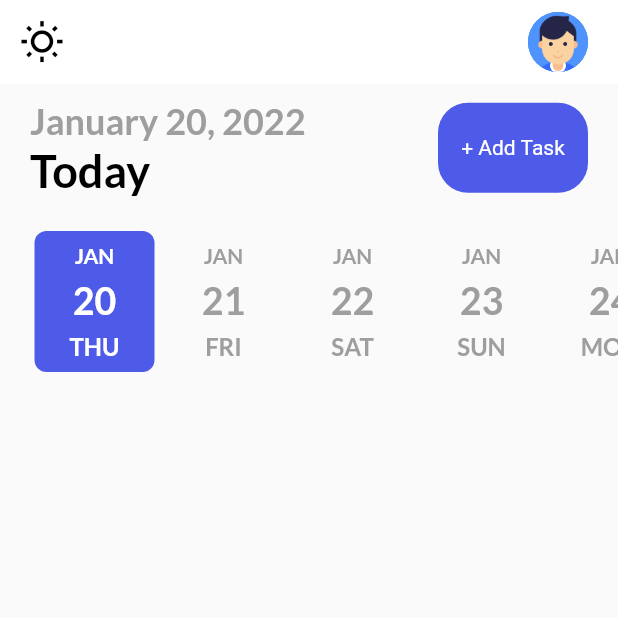
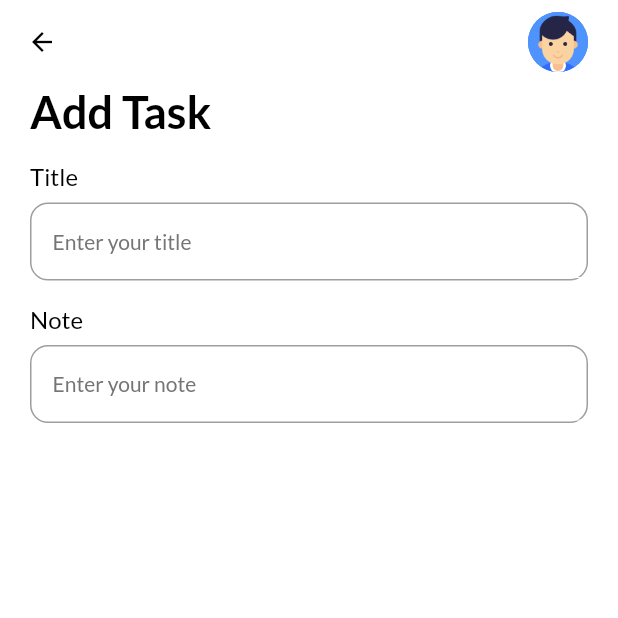
Before and after one commit to satyapratamak/dbestech.flutter-to-do-app.v-1, a Flutter app: the screen it shows after launch, after a tap on "+ Add Task", on a phone screen of 412 x 824 dp, the top half of it. Run offline on Flutter 3.47's test engine with Material 2 defaults, Android fonts, the phone set to English and light mode, and no system bars; drawn by our look-alikes of date_picker_timeline; our stand-ins replace flutter_local_notifications, flutter_native_timezone, get, get_storage, google_fonts, timezone.

Commit message:
MyInputField with StatelessWidget DONE!

```diff
--- /dev/null
+++ b/flutter_to_do_app/lib/ui/add_task_page.dart
@@ -0,0 +1,62 @@
+import 'package:flutter/material.dart';
+import 'package:flutter_to_do_app/ui/theme.dart';
+import 'package:flutter_to_do_app/ui/widget/input_field.dart';
+import 'package:get/get.dart';
+
+class AddTaskPage extends StatefulWidget {
+  const AddTaskPage({Key? key}) : super(key: key);
+
+  @override
+  State<AddTaskPage> createState() => _AddTaskPageState();
+}
+
+class _AddTaskPageState extends State<AddTaskPage> {
+  @override
+  Widget build(BuildContext context) {
+    return Scaffold(
+      backgroundColor: context.theme.backgroundColor,
+      appBar: _appBar(context),
+      body: Container(
+        padding: const EdgeInsets.only(left: 20, right: 20),
+        child: SingleChildScrollView(
+          child: Column(
+            crossAxisAlignment: CrossAxisAlignment.start,
+            children: [
+              Text(
+                "Add Task",
+                style: headingStyle,
+              ),
+              const MyInputField(title: "Title", hint: "Enter your title"),
+              const MyInputField(title: "Note", hint: "Enter your note"),
+            ],
+          ),
+        ),
+      ),
+    );
+  }
+
+  _appBar(BuildContext context) {
+    return AppBar(
+      elevation: 0, // pembatas antara appbar dan main screen
+      backgroundColor: context.theme.backgroundColor,
+      leading: GestureDetector(
+        onTap: () {
+          Get.back();
+        },
+        child: Icon(
+          Icons.arrow_back,
+          size: 20,
+          color: Get.isDarkMode ? Colors.white : Colors.black,
+        ),
+      ),
+      actions: const [
+        CircleAvatar(
+          backgroundImage: AssetImage("images/profile.png"),
+        ),
+        SizedBox(
+          width: 20,
+        ),
+      ],
+    );
+  }
+}
--- a/flutter_to_do_app/lib/ui/home_page.dart
+++ b/flutter_to_do_app/lib/ui/home_page.dart
@@ -3,6 +3,7 @@ import 'package:flutter/cupertino.dart';
 import 'package:flutter/material.dart';
 import 'package:flutter_to_do_app/services/notification_service.dart';
 import 'package:flutter_to_do_app/services/theme_service.dart';
+import 'package:flutter_to_do_app/ui/add_task_page.dart';
 import 'package:flutter_to_do_app/ui/theme.dart';
 import 'package:flutter_to_do_app/ui/widget/button.dart';
 import 'package:get/get.dart';
@@ -62,7 +63,8 @@ class _HomePageState extends State<HomePage> {
               ],
             ),
           ),
-          MyButton(label: "+ Add Task", onTap: () => null),
+          MyButton(
+              label: "+ Add Task", onTap: () => Get.to(() => AddTaskPage())),
         ],
       ),
     );
@@ -122,7 +124,7 @@ class _HomePageState extends State<HomePage> {
         },
         child: Icon(
           Get.isDarkMode ? Icons.nightlight_round : Icons.wb_sunny_outlined,
-          size: 30,
+          size: 20,
           color: Get.isDarkMode ? Colors.white : Colors.black,
         ),
       ),
--- a/flutter_to_do_app/lib/ui/theme.dart
+++ b/flutter_to_do_app/lib/ui/theme.dart
@@ -43,3 +43,23 @@ TextStyle get headingStyle {
     ),
   );
 }
+
+TextStyle get titleStyle {
+  return GoogleFonts.lato(
+    textStyle: TextStyle(
+      fontSize: 16,
+      fontWeight: FontWeight.w400,
+      color: Get.isDarkMode ? Colors.white : Colors.black,
+    ),
+  );
+}
+
+TextStyle get subTitleStyle {
+  return GoogleFonts.lato(
+    textStyle: TextStyle(
+      fontSize: 14,
+      fontWeight: FontWeight.w400,
+      color: Get.isDarkMode ? Colors.grey[100] : Colors.grey[600],
+    ),
+  );
+}
--- /dev/null
+++ b/flutter_to_do_app/lib/ui/widget/input_field.dart
@@ -0,0 +1,77 @@
+// ignore_for_file: avoid_unnecessary_containers
+
+import 'package:flutter/material.dart';
+import 'package:get/get.dart';
+import 'package:flutter_to_do_app/ui/theme.dart';
+
+class MyInputField extends StatelessWidget {
+  final String title;
+  final String hint;
+  final TextEditingController? controller;
+  final Widget? widget;
+
+  const MyInputField({
+    Key? key,
+    required this.title,
+    required this.hint,
+    this.controller,
+    this.widget,
+  }) : super(key: key);
+
+  @override
+  Widget build(BuildContext context) {
+    return Container(
+      margin: const EdgeInsets.only(top: 16),
+      child: Column(
+        crossAxisAlignment: CrossAxisAlignment.start,
+        children: [
+          Text(
+            title,
+            style: titleStyle,
+          ),
+          Container(
+            height: 52,
+            margin: const EdgeInsets.only(top: 8.0),
+            padding: const EdgeInsets.only(left: 14.0),
+            decoration: BoxDecoration(
+              border: Border.all(
+                color: Colors.grey,
+                width: 1.0,
+              ),
+              borderRadius: BorderRadius.circular(12),
+            ),
+            child: Row(
+              children: [
+                Expanded(
+                  child: TextFormField(
+                    autofocus: false,
+                    cursorColor:
+                        Get.isDarkMode ? Colors.grey[100] : Colors.grey[700],
+                    controller: controller,
+                    style: subTitleStyle,
+                    decoration: InputDecoration(
+                      hintText: hint,
+                      hintStyle: subTitleStyle,
+                      focusedBorder: UnderlineInputBorder(
+                        borderSide: BorderSide(
+                          color: context.theme.backgroundColor,
+                          width: 0,
+                        ),
+                      ),
+                      enabledBorder: UnderlineInputBorder(
+                        borderSide: BorderSide(
+                          color: context.theme.backgroundColor,
+                          width: 0,
+                        ),
+                      ),
+                    ),
+                  ),
+                ),
+              ],
+            ),
+          ),
+        ],
+      ),
+    );
+  }
+}
```
